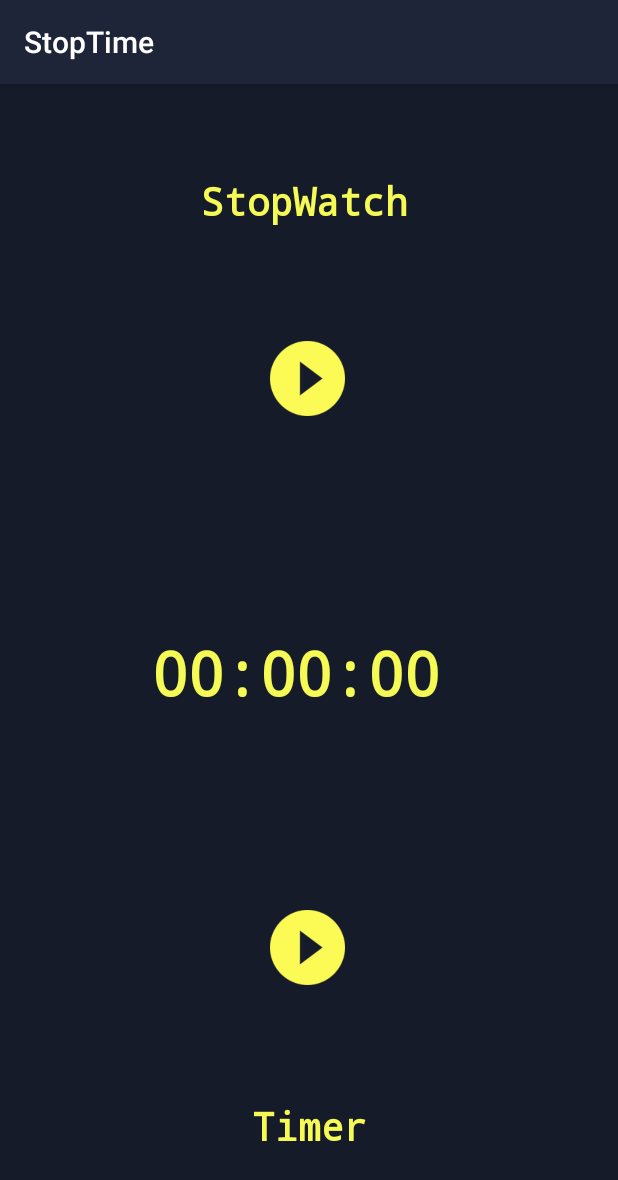
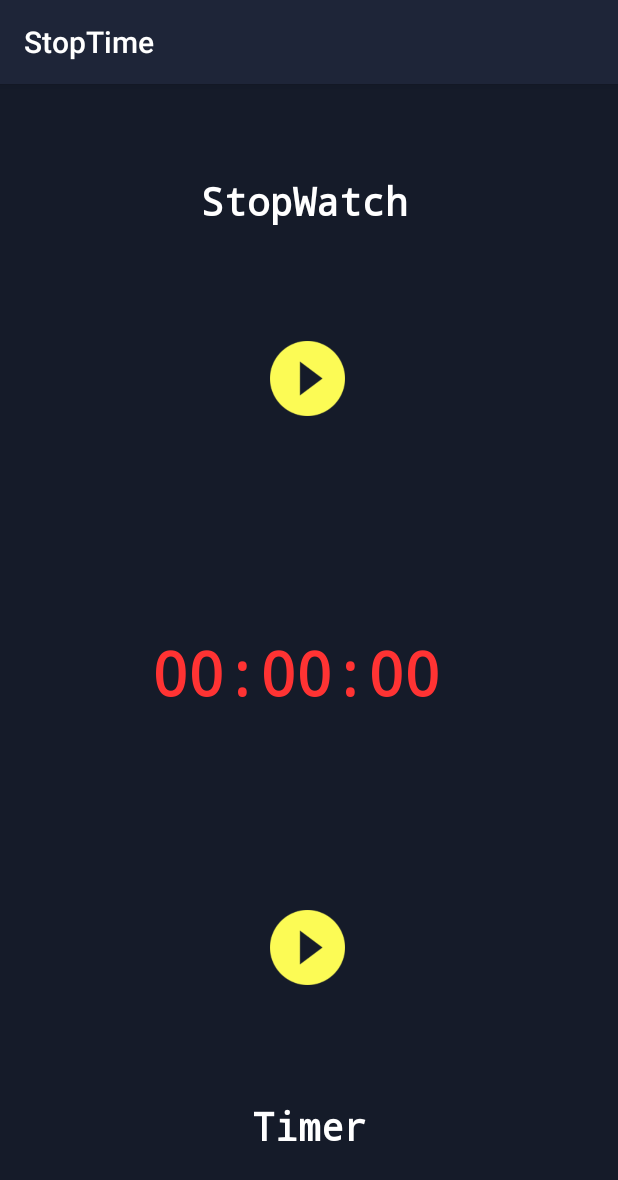
Before and after one commit to kulvind3r/stoptime, an Android app: the screen it shows after launch (MainActivity), after a tap on an icon or button, on a phone screen of 412 x 824 dp. Shown: the top 1180 px of the screen. Run offline under Robolectric (Android 15) with nearby library versions, the light colour scheme and no system bars; 1 other tap on this screen came first.

Commit message:
Implemented color coding for time display

```diff
--- a/app/src/main/java/com/kulvind3r/stoptime/MainActivity.java
+++ b/app/src/main/java/com/kulvind3r/stoptime/MainActivity.java
@@ -1,5 +1,6 @@
 package com.kulvind3r.stoptime;
 
+import android.graphics.Color;
 import android.os.Bundle;
 import android.os.CountDownTimer;
 import android.os.SystemClock;
@@ -40,10 +41,7 @@ public class MainActivity extends AppCompatActivity {
             @Override
             public void onChronometerTick(Chronometer chronometer) {
                 long timeInMillis = SystemClock.elapsedRealtime() - chronometer.getBase();
-
-                String t = formatTime(timeInMillis);
-
-                chronometer.setText(t);
+                updateChronometerDisplay(chronometer, timeInMillis);
             }
         });
 
@@ -55,6 +53,18 @@ public class MainActivity extends AppCompatActivity {
         imageViewStartStopTimer = (ImageView) findViewById(R.id.startStopTimer);
         imageViewStartStopTimer.setOnClickListener(appTimerStartStopListener);
 
+    }
+
+    private void updateChronometerDisplay(Chronometer chronometer, long timeInMillis) {
+        if (timeInMillis < 3600000)
+            chronometer.setTextColor(Color.parseColor("#ff3333"));
+        else if (timeInMillis > 3600000 && timeInMillis < 7200000)
+            chronometer.setTextColor(Color.parseColor("#ff751a"));
+        else if (timeInMillis > 7200000)
+            chronometer.setTextColor(Color.parseColor("#47d147"));
+
+        String t = formatTime(timeInMillis);
+        chronometer.setText(t);
     }
 
     private String formatTime(long timeInMillis) {
@@ -86,8 +96,7 @@ public class MainActivity extends AppCompatActivity {
 
             @Override
             public void onTick(long millisUntilFinished) {
-                String t = formatTime(millisUntilFinished);
-                appChronometer.setText(t);
+                updateChronometerDisplay(appChronometer,millisUntilFinished);
             }
 
             @Override
--- a/app/src/main/res/layout/activity_main.xml
+++ b/app/src/main/res/layout/activity_main.xml
@@ -56,7 +56,7 @@
         android:fontFamily="monospace"
         android:text="Timer"
         android:textAlignment="center"
-        android:textColor="@color/colorYellow"
+        android:textColor="@color/colorWhite"
         android:textSize="26sp"
         android:textStyle="bold"
         app:layout_constraintBottom_toBottomOf="parent"
@@ -71,7 +71,7 @@
         android:fontFamily="monospace"
         android:text="StopWatch"
         android:textAlignment="center"
-        android:textColor="@color/colorYellow"
+        android:textColor="@color/colorWhite"
         android:textSize="26sp"
         android:textStyle="bold"
         app:layout_constraintEnd_toEndOf="parent"
--- a/app/src/main/res/values/colors.xml
+++ b/app/src/main/res/values/colors.xml
@@ -5,4 +5,5 @@
     <color name="colorAccent">#F5FA55</color>
     <color name="colorBackground">#151B29</color>
     <color name="colorYellow">#F5FA55</color>
+    <color name="colorWhite">#FFFFFF</color>
 </resources>
```
